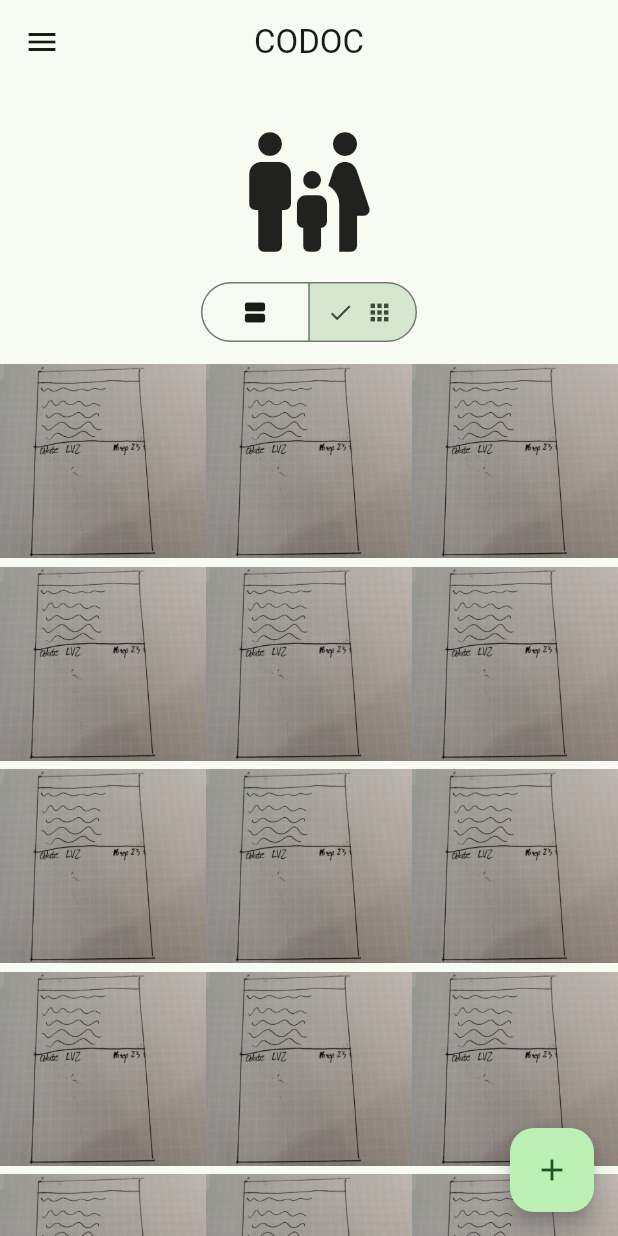
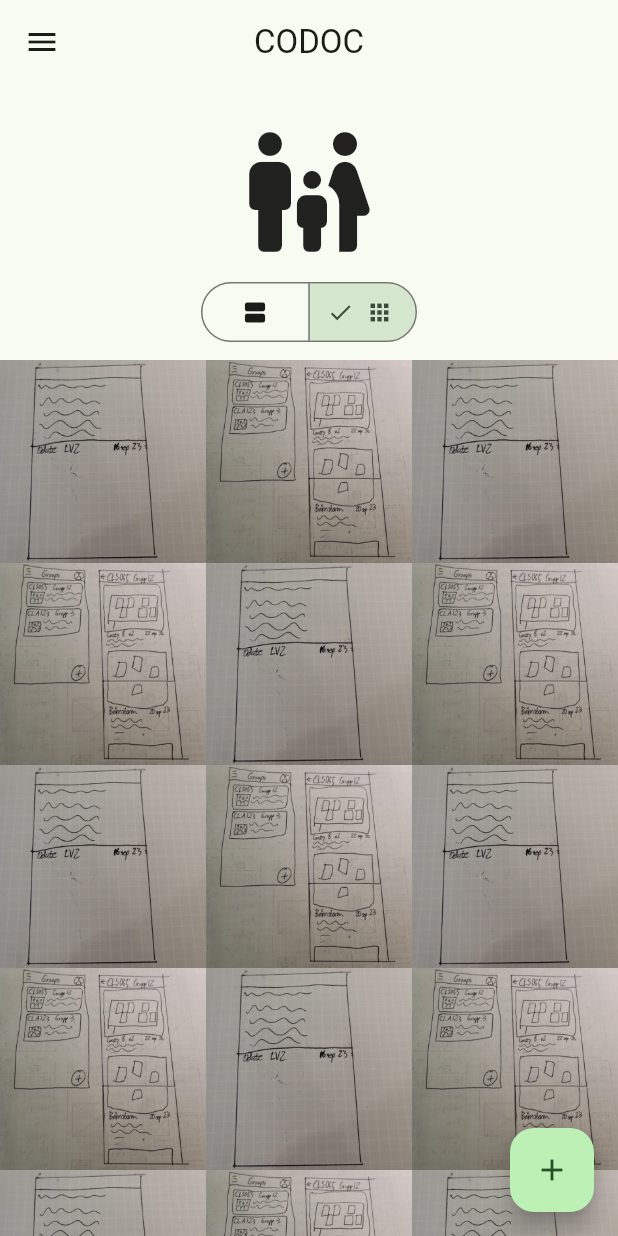
Before and after one commit to R0KK1T/CoDoC, a Flutter app: the screen it shows after launch, after a tap on the "apps" icon, on a phone screen of 412 x 824 dp. Run offline on Flutter 3.47's test engine with Material 2 defaults, Android fonts, the phone set to English and light mode, and no system bars; our stand-ins replace firebase_core; accounts and stored records are empty.

```diff
--- a/lib/feed_screen.dart
+++ b/lib/feed_screen.dart
@@ -16,15 +16,22 @@ class MyApp extends StatelessWidget {
         colorScheme: ColorScheme.fromSeed(seedColor: Colors.green),
         useMaterial3: true,
       ),
-      home: const MyHomePage(title: 'Flutter Demo Home Page'),
+      home: const MyHomePage(
+        title: 'Flutter Demo Home Page',
+        imagePaths: [
+          'assets/images/documentation_example.PNG',
+          'assets/images/documentation_example_2.PNG'
+        ],
+      ),
     );
   }
 }
 
 class MyHomePage extends StatefulWidget {
-  const MyHomePage({super.key, required this.title});
+  const MyHomePage({super.key, required this.title, required this.imagePaths});
 
   final String title;
+  final List<String> imagePaths;
 
   @override
   State<MyHomePage> createState() => _MyHomePageState();
@@ -34,6 +41,10 @@ enum ViewType { listView, gridView }
 
 class _MyHomePageState extends State<MyHomePage> {
   Set<ViewType> selection = {ViewType.listView};
+  List<String> imagePaths = [
+    'assets/images/documentation_example.PNG',
+    'assets/images/documentation_example_2.png',
+  ];
 
   @override
   Widget build(BuildContext context) {
@@ -131,9 +142,9 @@ class _MyHomePageState extends State<MyHomePage> {
                   mainAxisExtent:
                       selection.first == ViewType.listView ? 500 : 135,
                 ),
-                itemCount: 15,
+                itemCount: 15 * imagePaths.length,
                 itemBuilder: (context, index) {
-                  return createCard(selection.first);
+                  return createCard(selection.first, imagePaths, index);
                 },
               ),
             )
@@ -149,24 +160,34 @@ class _MyHomePageState extends State<MyHomePage> {
   }
 }
 
-Container createCard(ViewType viewType) {
+Widget createCard(ViewType viewType, List<String> imagePaths, int index) {
   switch (viewType) {
     case ViewType.listView:
       return ListViewCard();
     case ViewType.gridView:
-      return GridViewCard();
+      return GridViewCard(index: index, imagePaths: imagePaths);
+    default:
+      // Handle other cases if needed
+      return Container();
   }
 }
 
-class GridViewCard extends Container {
-  GridViewCard({
-    super.key,
-  });
+class GridViewCard extends StatelessWidget {
+  final int index;
+  final List<String> imagePaths;
+
+  const GridViewCard({
+    Key? key,
+    required this.index,
+    required this.imagePaths,
+  }) : super(key: key);
 
   @override
   Widget build(BuildContext context) {
+    String imagePath = imagePaths[index % imagePaths.length];
     return Image.asset(
-      'assets/images/documentation_example.PNG',
+      imagePath,
+      fit: BoxFit.cover,
     );
   }
 }
```
Also changed, not shown: assets/images/documentation_example_2.png (added).
